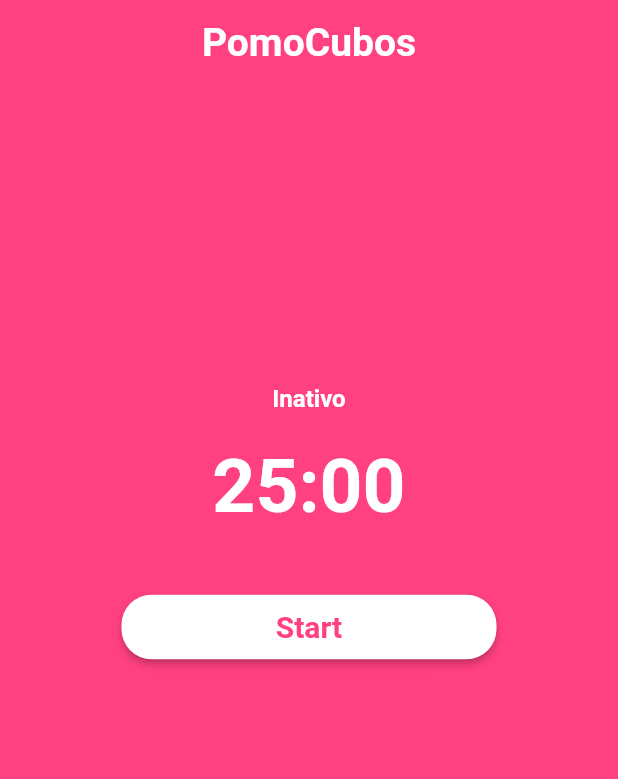
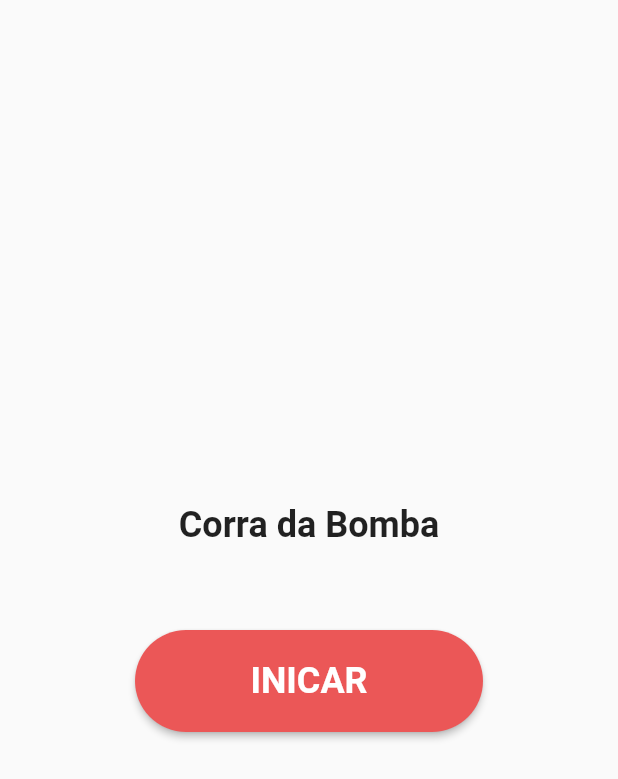
Before and after one commit to LucasMonteir0/exercicios_cubos, a Flutter app: the screen it shows after launch, on a phone screen of 412 x 824 dp. Shown: the top 779 px of the screen. Run offline on Flutter 3.47's test engine with Material 2 defaults, Android fonts, the phone set to English and light mode, and no system bars.

Commit message:
finalizando exercicio 2

```diff
--- a/async_timer/lib/ex1_pomocubos/main.dart
+++ b/async_timer/lib/ex1_pomocubos/main.dart
@@ -1,99 +1,8 @@
-import 'dart:async';
 
+import 'package:async_timer/ex1_pomocubos/pomo_app.dart';
 import 'package:flutter/material.dart';
 
-import 'ex1_theme.dart';
 
 void main() {
   runApp(const PomoCubos());
 }
-
-class PomoCubos extends StatefulWidget {
-  const PomoCubos({super.key});
-
-  @override
-  State<PomoCubos> createState() => _PomoCubosState();
-}
-
-class _PomoCubosState extends State<PomoCubos> {
-  Timer? timer;
-  Duration duration = const Duration(minutes: 25);
-
-  @override
-  void initState() {
-    super.initState();
-  }
-
-  void start() {
-    timer = Timer.periodic(const Duration(seconds: 1), (_) => setCountDown());
-  }
-
-  void stop() {
-    setState(() => timer!.cancel());
-  }
-
-  void setCountDown() {
-    int reduceSecondsBy = 1;
-    setState(() {
-      final seconds = duration.inSeconds - reduceSecondsBy;
-
-      if (seconds < 0) {
-        timer!.cancel();
-        duration = const Duration(minutes: 25);
-      } else {
-        duration = Duration(seconds: seconds);
-      }
-    });
-  }
-
-  @override
-  Widget build(BuildContext context) {
-    final textTheme = Theme.of(context).textTheme;
-    String strDigits(int n) => n.toString().padLeft(2, '0');
-    final minutes = strDigits(duration.inMinutes);
-    final seconds = strDigits(duration.inSeconds.remainder(60));
-    bool isActive = timer?.isActive ?? false;
-    return MaterialApp(
-      debugShowCheckedModeBanner: false,
-      themeMode: ThemeMode.light,
-      theme: PomoTheme.theme(),
-      home: Scaffold(
-        appBar: AppBar(
-          title: const Text('PomoCubos'),
-          centerTitle: true,
-        ),
-        body: Padding(
-          padding: const EdgeInsets.only(top: 200.0),
-          child: Center(
-            child: Column(
-              mainAxisAlignment: MainAxisAlignment.start,
-              children: [
-                Text(
-                  isActive ? 'Ativo' : 'Inativo',
-                  // style: TextStyle(fontSize: 15, fontWeight: FontWeight.w600),
-                  style: textTheme.subtitle1!.copyWith(
-                    color: Colors.white,
-                    fontWeight: FontWeight.w600,
-                  ),
-                ),
-                Padding(
-                  padding: const EdgeInsets.only(top: 20.0, bottom: 40.0),
-                  child: Text(
-                    '$minutes:$seconds',
-                  ),
-                ),
-                SizedBox(
-                  width: 250.0,
-                  child: ElevatedButton(
-                    onPressed: isActive ? stop : start,
-                    child: Text(isActive ? 'Stop' : 'Start'),
-                  ),
-                )
-              ],
-            ),
-          ),
-        ),
-      ),
-    );
-  }
-}
--- /dev/null
+++ b/async_timer/lib/ex2_bomb/boom_app.dart
@@ -0,0 +1,24 @@
+import 'package:async_timer/ex2_bomb/views/home_page.dart';
+import 'package:flutter/material.dart';
+
+import 'boom_theme.dart';
+
+class BombApp extends StatelessWidget {
+  const BombApp({super.key});
+
+  @override
+  Widget build(BuildContext context) {
+    return MaterialApp(
+      // initialRoute: '/',
+      // routes: {
+      //   '/': (context) => const HomePage(),
+      //   '/seconds': (context) => BombPage(
+      //         duration: _duration,
+      //       ),
+
+      // },
+      theme: BoomTheme.theme(),
+      home: const HomePage(),
+    );
+  }
+}
--- /dev/null
+++ b/async_timer/lib/ex2_bomb/boom_theme.dart
@@ -0,0 +1,22 @@
+import 'package:flutter/material.dart';
+
+class BoomTheme {
+  static ThemeData theme() {
+    return ThemeData(
+        textTheme: const TextTheme(
+          bodyText2: TextStyle(
+            fontSize: 24,
+            fontWeight: FontWeight.w700,
+          ),
+        ),
+        elevatedButtonTheme: ElevatedButtonThemeData(
+          style: ElevatedButton.styleFrom(
+              padding: const EdgeInsets.symmetric(vertical: 20.0),
+              backgroundColor: const Color(0xFFEB5757),
+              shape: RoundedRectangleBorder(
+                  borderRadius: BorderRadius.circular(100)),
+              textStyle:
+                  const TextStyle(fontSize: 24.0, fontWeight: FontWeight.w700)),
+        ));
+  }
+}
--- /dev/null
+++ b/async_timer/lib/ex2_bomb/views/home_page.dart
@@ -0,0 +1,42 @@
+import 'package:async_timer/ex2_bomb/views/bomb_page.dart';
+import 'package:flutter/material.dart';
+
+class HomePage extends StatefulWidget {
+  const HomePage({super.key});
+
+  @override
+  State<HomePage> createState() => _HomePageState();
+}
+
+class _HomePageState extends State<HomePage> {
+  @override
+  Widget build(BuildContext context) {
+    return Scaffold(
+      body: Center(
+        child: Column(
+          mainAxisAlignment: MainAxisAlignment.center,
+          children: [
+            const Padding(
+              padding: EdgeInsets.only(bottom: 56.0),
+              child: Text('Corra da Bomba'),
+            ),
+            SizedBox(
+              width: 232,
+              child: ElevatedButton(
+                onPressed: () {
+                  Navigator.push(
+                    context,
+                    MaterialPageRoute(builder: (context) => const BombPage()),
+                  );
+                },
+                child: const Text(
+                  'INICAR',
+                ),
+              ),
+            )
+          ],
+        ),
+      ),
+    );
+  }
+}
```
Also changed, not shown: async_timer/lib/ex1_pomocubos/pomo_app.dart (added, +94 -0 lines), async_timer/lib/ex2_bomb/components/bomb_screen.dart (added, +32 -0 lines), async_timer/lib/ex2_bomb/components/explosion_screen.dart (added, +30 -0 lines), async_timer/lib/ex2_bomb/main.dart (added, +8 -0 lines), async_timer/lib/ex2_bomb/views/bomb_page.dart (added, +54 -0 lines).
